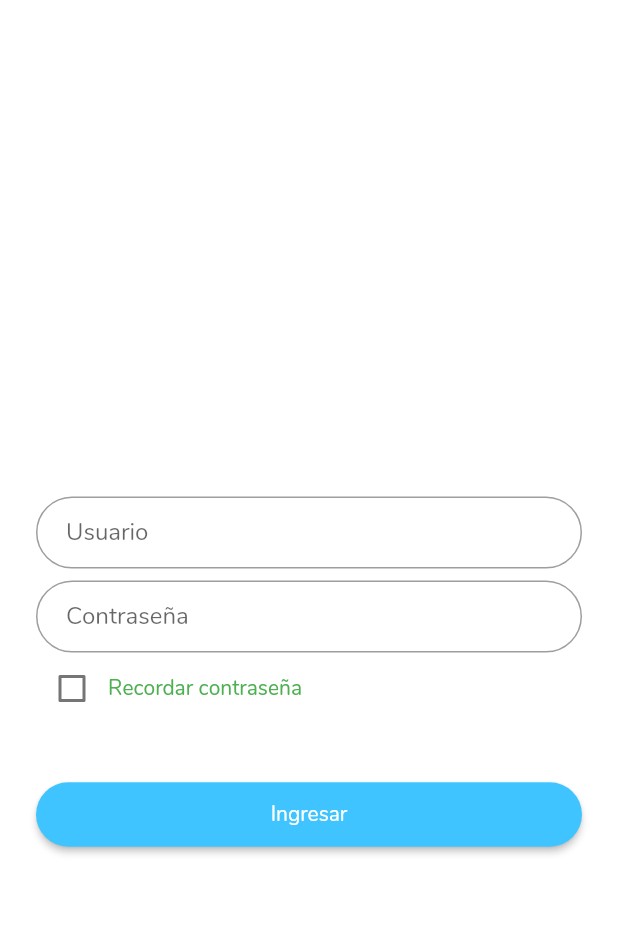
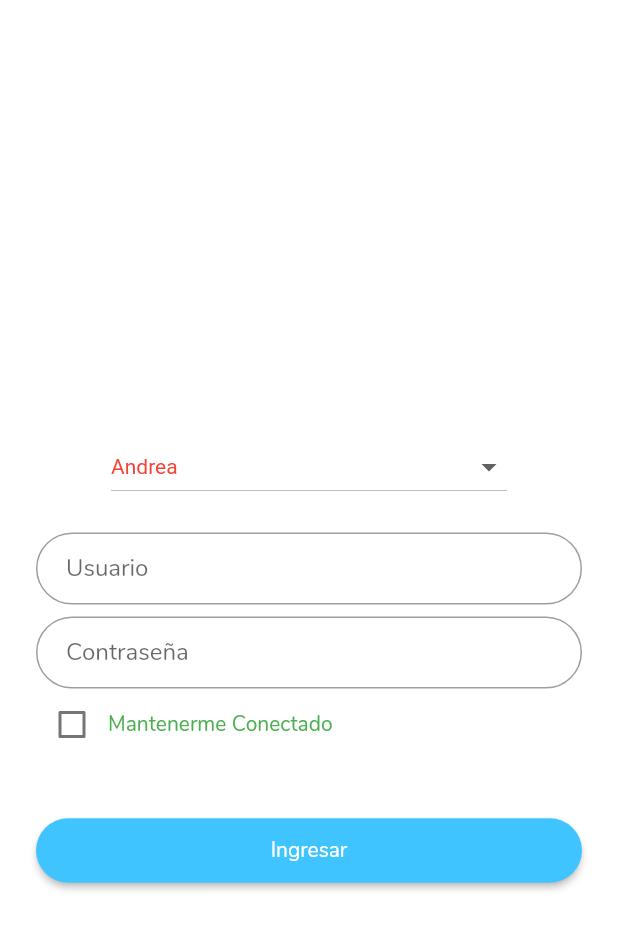
Before and after one commit to andr7/migiva_app, a Flutter app: the screen it shows after launch, on a phone screen of 412 x 824 dp. Shown: the top 930 px of the screen. Run offline on Flutter 3.47's test engine with Material 2 defaults, Android fonts, the phone set to English and light mode, and no system bars.

```diff
--- a/lib/login_page.dart
+++ b/lib/login_page.dart
@@ -9,35 +9,55 @@ class LoginPage extends StatefulWidget {
 }
 
 class _LoginPageState extends State<LoginPage> {
+  List _companies = ["Andrea", "Ozblu", "Buenos Muchachos"];
+  List<DropdownMenuItem<String>> _dropDownMenuItems;
+  String _selectedCompany;
 
   bool isChecked = false;
 
+  void initState() {
+    _dropDownMenuItems = buildAndGetDropDownMenuItems(_companies);
+    _selectedCompany = _dropDownMenuItems[0].value;
+    super.initState();
+  }
+
+  List<DropdownMenuItem<String>> buildAndGetDropDownMenuItems(List fruits) {
+    List<DropdownMenuItem<String>> items = new List();
+    for (String fruit in fruits) {
+      items.add(new DropdownMenuItem(value: fruit, child: new Text(fruit)));
+    }
+    return items;
+  }
+
+  void changedDropDownItem(String selectedFruit) {
+    setState(() {
+      _selectedCompany = selectedFruit;
+    });
+  }
+
   @override
   Widget build(BuildContext context) {
-
     final logo = Hero(
       tag: 'hero',
       child: Image.asset('images/logo_migiva.png'),
     );
 
-    /*final company = new DropdownButton<String>(
-      value: dropdownValue,
-      onChanged: (String newValue) {
-        setState(() {
-          dropdownValue = newValue;
-        });
-      },
-      items: <String>['One', 'Two', 'Free', 'Four']
-          .map<DropdownMenuItem<String>>((String value) {
-        return DropdownMenuItem<String>(
-          value: value,
-          child: Text(value),
-        );
-      })
-          .toList(),
-    );*/
-
-    //final company = '';
+    final combo_company = Container(
+      //width: 50.0,
+      padding: EdgeInsets.only(
+        left: 50.0,
+        right: 50.0
+      ),
+      child: DropdownButton(
+        isExpanded: true,
+        style: TextStyle(
+          color: Colors.red
+        ),
+        value: _selectedCompany,
+        items: _dropDownMenuItems,
+        onChanged: changedDropDownItem,
+      ),
+    );
 
     final user = TextFormField(
       keyboardType: TextInputType.emailAddress,
@@ -88,7 +108,7 @@ class _LoginPageState extends State<LoginPage> {
               },
             ),
             Text(
-              "Recordar contraseña",
+              "Mantenerme Conectado",
               style: new TextStyle(color: Colors.green),
             ),
           ]
@@ -101,9 +121,7 @@ class _LoginPageState extends State<LoginPage> {
         '@Todos los derechos reservados',
         style: TextStyle(color: Colors.black54),
         textAlign: TextAlign.center,
-
       ),
-
     );
 
     return Scaffold(
@@ -115,7 +133,7 @@ class _LoginPageState extends State<LoginPage> {
           children: <Widget>[
             logo,
             SizedBox(height: 70.0),
-            //company,
+            combo_company,
             SizedBox(height: 20.0),
             user,
             SizedBox(height: 8.0),
```
Also changed, not shown: lib/turnstile_configuration.dart (added, +87 -0 lines), lib/turnstile_control_buttons.dart (+35 -7 lines).
